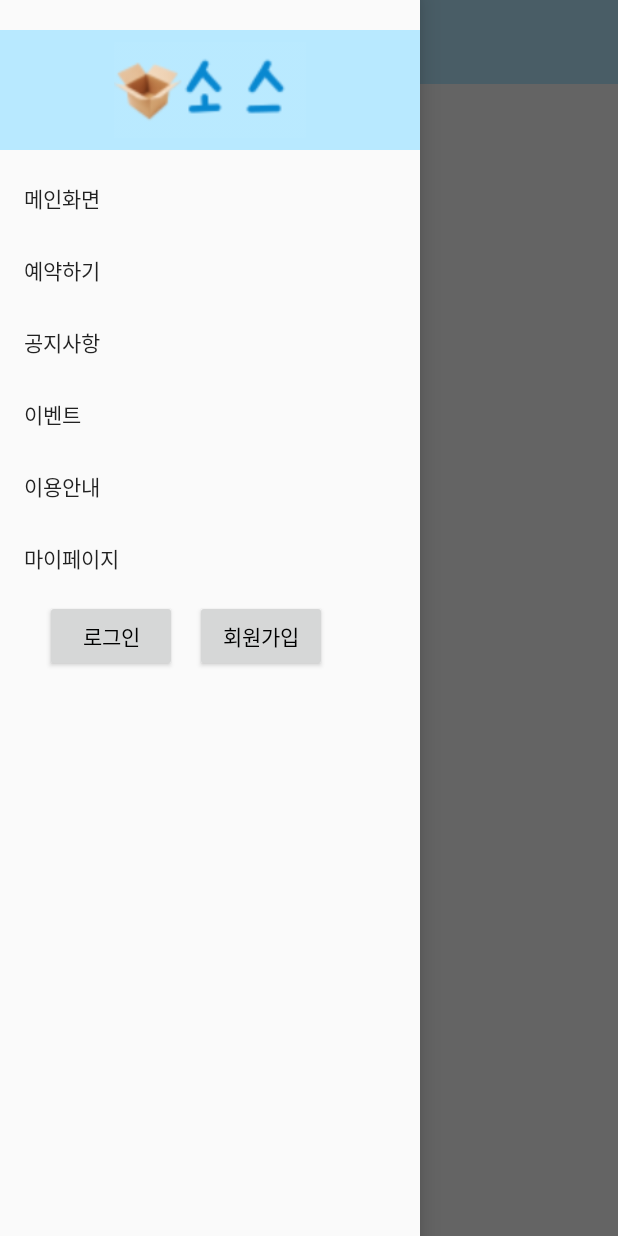
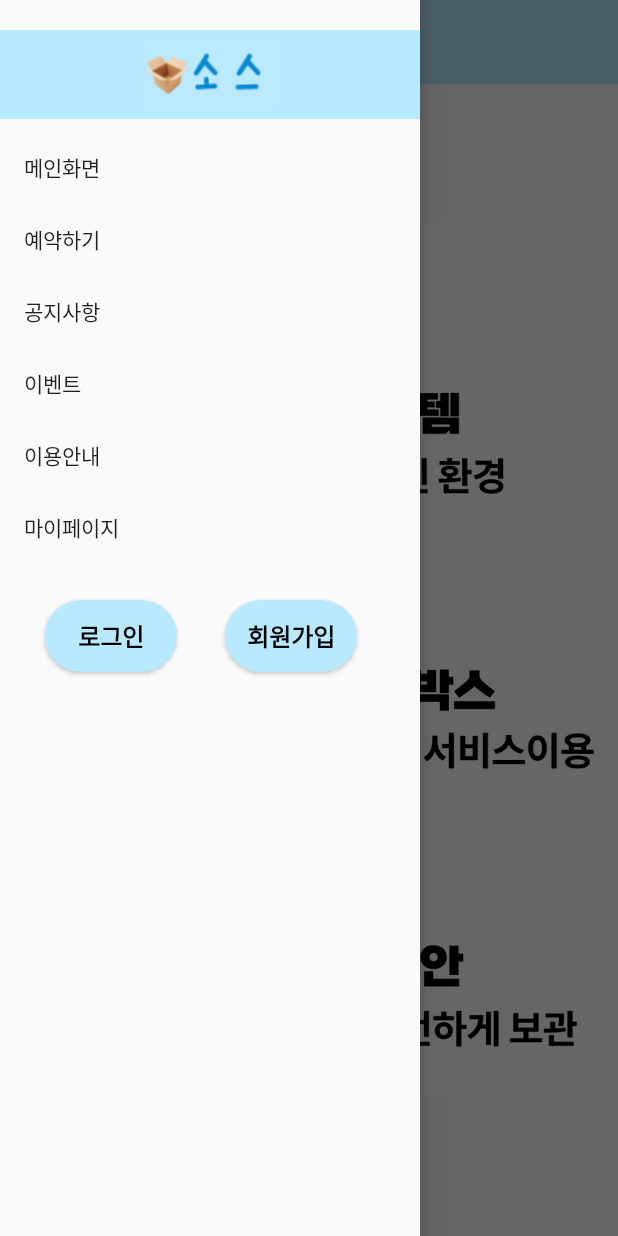
Before and after one commit to Dongil-Chang/bTeam, an Android app: the screen it shows after launch (MainActivity), with the side drawer open, on a phone screen of 412 x 824 dp. Run offline under Robolectric (Android 15) with nearby library versions, the phone set to English and light mode, and no system bars.

Commit message:
//네비게이션메뉴 버튼 이미지 변경 //메인액비티비레이아웃 컨텐츠 추가 //네비게이션메뉴 상단 로고 높이 조정

```diff
--- a/app/src/main/AndroidManifest.xml
+++ b/app/src/main/AndroidManifest.xml
@@ -9,6 +9,7 @@
         android:roundIcon="@mipmap/ic_launcher_round"
         android:supportsRtl="true"
         android:theme="@style/Theme.AppCompat.Light.NoActionBar">
+        <activity android:name=".ImageSliderAdapter"></activity>
         <activity android:name=".GuideActivity" />
         <activity android:name=".IdPwFindActivity" />
         <activity android:name=".Loding">
--- /dev/null
+++ b/app/src/main/res/drawable/solid_button.xml
@@ -0,0 +1,5 @@
+<?xml version="1.0" encoding="utf-8"?>
+<shape xmlns:android="http://schemas.android.com/apk/res/android">
+    <solid android:color="#B8E9FF"/>
+    <corners android:radius="50dp"/>
+</shape>
--- a/app/src/main/res/layout/activity_id_pw_find.xml
+++ b/app/src/main/res/layout/activity_id_pw_find.xml
@@ -5,7 +5,8 @@
     android:layout_width="match_parent"
     android:layout_height="match_parent"
     tools:context=".IdPwFindActivity"
-    android:orientation="vertical">
+    android:orientation="vertical"
+    android:background="@color/white">
 
     <!--<include
         layout="@layout/toolbar"
--- a/app/src/main/res/layout/activity_main.xml
+++ b/app/src/main/res/layout/activity_main.xml
@@ -39,6 +39,8 @@
         </LinearLayout>-->
 
 
+
+
         <include
             layout="@layout/toolbar"
             android:id="@+id/toolbar" />
@@ -48,7 +50,24 @@
             android:layout_height="match_parent"
             android:layout_marginTop="55dp"
             android:id="@+id/container"
-            app:layout_behavior="com.google.android.material.appbar.AppBarLayout$ScrollingViewBehavior"/>
+            app:layout_behavior="com.google.android.material.appbar.AppBarLayout$ScrollingViewBehavior"
+            >
+
+            <LinearLayout
+
+                android:id="@+id/layoutIndicators"
+                android:layout_width="match_parent"
+                android:layout_height="match_parent"
+                android:orientation="vertical">
+
+                <ImageView
+                    android:layout_width="match_parent"
+                    android:layout_height="match_parent"
+                    android:src="@drawable/mainpageguide"/>
+
+            </LinearLayout>
+
+        </FrameLayout>
 
 
     </androidx.coordinatorlayout.widget.CoordinatorLayout>
@@ -68,15 +87,22 @@
             android:layout_marginTop="400dp"
             android:layout_marginLeft="30dp"
             android:text="로그인"
+            android:textSize="16dp"
+            android:textStyle="bold"
             android:textColor="@color/black"
+            android:background="@drawable/solid_button"
+
             android:id="@+id/btn_login"/>
         <Button
             android:layout_width="wrap_content"
             android:layout_height="wrap_content"
             android:layout_marginTop="400dp"
-            android:layout_marginLeft="130dp"
+            android:layout_marginLeft="150dp"
             android:text="회원가입"
+            android:textSize="16dp"
             android:textColor="@color/black"
+            android:textStyle="bold"
+            android:background="@drawable/solid_button"
             android:id="@+id/btn_sign"/>
 
     </com.google.android.material.navigation.NavigationView>
--- a/app/src/main/res/layout/frag_idfind.xml
+++ b/app/src/main/res/layout/frag_idfind.xml
@@ -4,7 +4,8 @@
     xmlns:app="http://schemas.android.com/apk/res-auto"
     android:layout_width="match_parent"
     android:layout_height="match_parent"
-    android:orientation="vertical">
+    android:orientation="vertical"
+    android:background="@color/white">
 
     <Button
         android:layout_width="300dp"
--- a/app/src/main/res/layout/frag_join.xml
+++ b/app/src/main/res/layout/frag_join.xml
@@ -4,7 +4,8 @@
     xmlns:tools="http://schemas.android.com/tools"
     android:layout_width="match_parent"
     android:layout_height="match_parent"
-    android:orientation="vertical">
+    android:orientation="vertical"
+    android:background="@color/white">
 
     <Button
         android:layout_width="40dp"
--- a/app/src/main/res/layout/frag_login.xml
+++ b/app/src/main/res/layout/frag_login.xml
@@ -4,7 +4,8 @@
     xmlns:tools="http://schemas.android.com/tools"
     android:layout_width="match_parent"
     android:layout_height="match_parent"
-    android:orientation="vertical">
+    android:orientation="vertical"
+    android:background="@color/white">
 
     <Button
         android:layout_width="40dp"
--- a/app/src/main/res/layout/frag_reservation.xml
+++ b/app/src/main/res/layout/frag_reservation.xml
@@ -4,7 +4,8 @@
     xmlns:tools="http://schemas.android.com/tools"
     android:layout_width="match_parent"
     android:layout_height="match_parent"
-    android:orientation="vertical">
+    android:orientation="vertical"
+    android:background="@color/white">
     <Spinner
         android:layout_marginTop="50dp"
         android:layout_marginLeft="20dp"
--- a/app/src/main/res/layout/nav_header_main.xml
+++ b/app/src/main/res/layout/nav_header_main.xml
@@ -2,23 +2,25 @@
 <LinearLayout
     xmlns:android="http://schemas.android.com/apk/res/android"
     android:layout_width="match_parent"
-    android:layout_height="80dp"
+    android:layout_height="59dp"
     android:orientation="vertical"
     android:gravity="bottom"
     android:layout_marginTop="20dp"
     android:theme="@style/ThemeOverlay.AppCompat.Dark"
     android:background="@drawable/side_nav_bar"
+
     >
 
     <ImageView
         android:id="@+id/loginImage"
         android:layout_width="400dp"
-        android:layout_height="match_parent"
+        android:layout_height="60dp"
         android:layout_gravity="center"
         android:layout_margin="0dp"
         android:contentDescription="Navigation header"
         android:padding="8dp"
-        android:src="@drawable/toolbarlogo" />
+        android:src="@drawable/toolbarlogo"
+        />
 
 
 </LinearLayout>
--- a/app/src/main/res/menu/activity_main_draw_menu.xml
+++ b/app/src/main/res/menu/activity_main_draw_menu.xml
@@ -16,7 +16,8 @@
             android:title="공지사항" />
         <item
             android:id="@+id/nav_event"
-            android:title="이벤트" />
+            android:title="이벤트"
+            />
         <item
             android:id="@+id/nav_guide"
             android:title="이용안내" />
```
Also changed, not shown: app/src/main/java/com/example/myssproject02/GuideActivity.java (+20 -1 lines), app/src/main/java/com/example/myssproject02/MainActivity.java (+23 -0 lines), app/src/main/res/drawable/mainpageguide.png (added).
